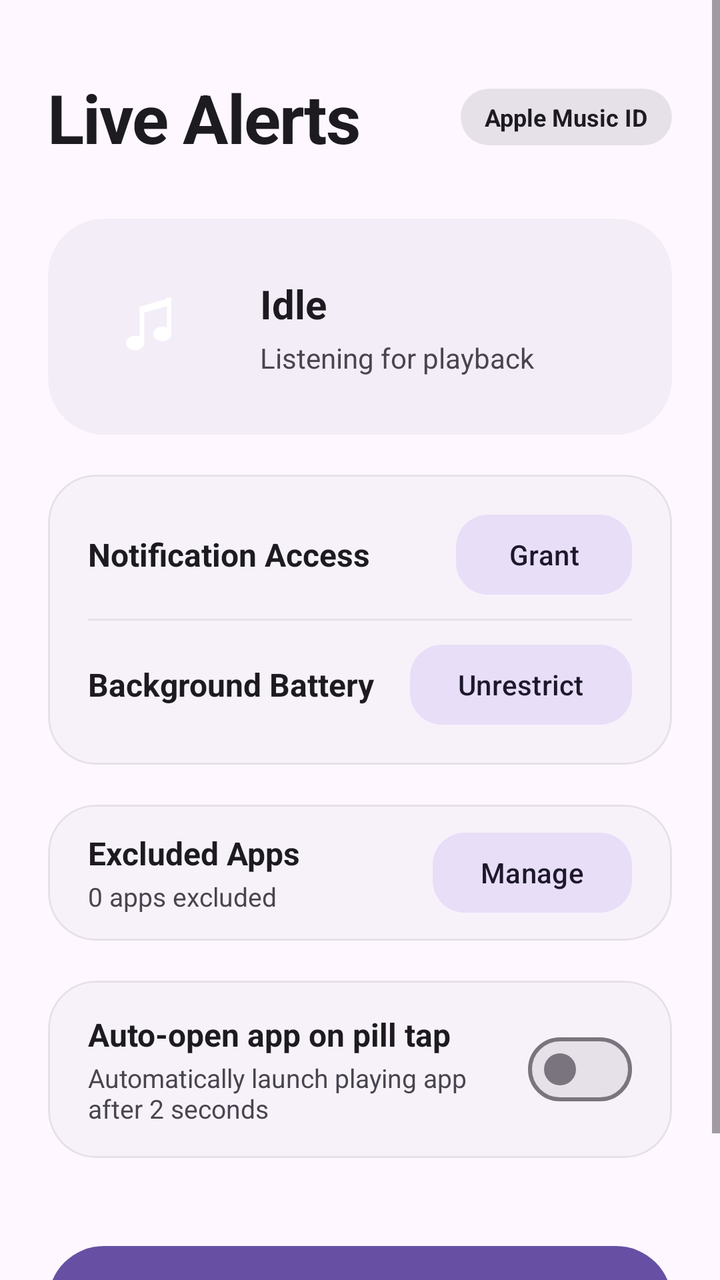
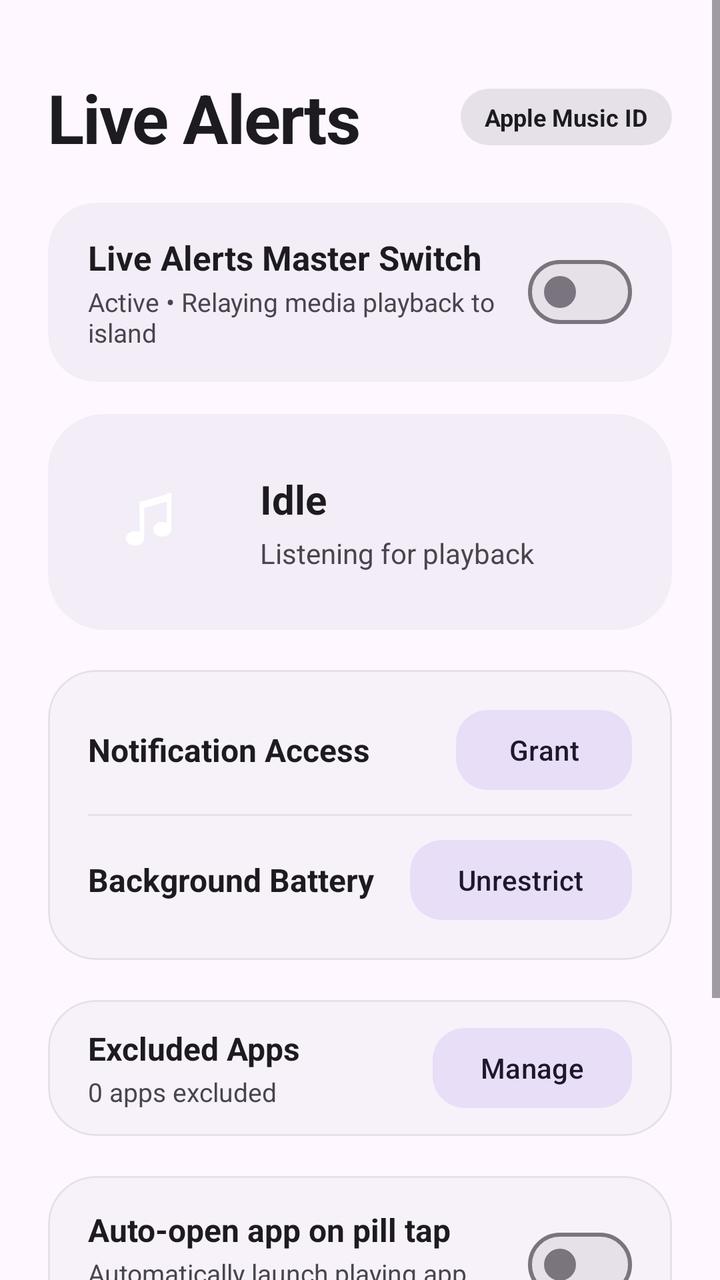

Two renders of the same Android screen: before a commit and after it. Below are the layout's source before the change and the commit's diff.
<!-- AndroidManifest.xml: activity theme Theme.LiveAlertsBridge -->
<!-- res/layout/activity_main.xml -->
<?xml version="1.0" encoding="utf-8"?>
<ScrollView xmlns:android="http://schemas.android.com/apk/res/android"
    xmlns:app="http://schemas.android.com/apk/res-auto"
    android:layout_width="match_parent"
    android:layout_height="match_parent"
    android:background="?attr/colorSurface"
    android:fillViewport="true">

    <LinearLayout
        android:layout_width="match_parent"
        android:layout_height="wrap_content"
        android:orientation="vertical"
        android:paddingHorizontal="24dp"
        android:paddingTop="36dp"
        android:paddingBottom="24dp">

        
        <LinearLayout
            android:layout_width="match_parent"
            android:layout_height="wrap_content"
            android:gravity="center_vertical"
            android:orientation="horizontal">

            <TextView
                android:layout_width="0dp"
                android:layout_height="wrap_content"
                android:layout_weight="1"
                android:letterSpacing="-0.02"
                android:text="@string/title_live_alerts"
                android:textColor="?attr/colorOnSurface"
                android:textSize="34sp"
                android:textStyle="bold" />

            <com.google.android.material.card.MaterialCardView
                android:layout_width="wrap_content"
                android:layout_height="wrap_content"
                app:cardBackgroundColor="?attr/colorSurfaceContainerHighest"
                app:cardCornerRadius="14dp"
                app:strokeWidth="0dp">

                <TextView
                    android:id="@+id/tvIdentityChip"
                    android:layout_width="wrap_content"
                    android:layout_height="wrap_content"
                    android:paddingHorizontal="12dp"
                    android:paddingVertical="6dp"
                    android:text="Apple Music ID"
                    android:textColor="?attr/colorOnSurface"
                    android:textSize="12sp"
                    android:textStyle="bold" />
            </com.google.android.material.card.MaterialCardView>
        </LinearLayout>

        
        <com.google.android.material.card.MaterialCardView
            android:id="@+id/cardNowPlaying"
            android:layout_width="match_parent"
            android:layout_height="wrap_content"
            android:layout_marginTop="28dp"
            android:clickable="true"
            android:focusable="true"
            app:cardBackgroundColor="?attr/colorSurfaceContainer"
            app:cardCornerRadius="28dp"
            app:cardElevation="0dp"
            app:strokeWidth="0dp">

            <LinearLayout
                android:layout_width="match_parent"
                android:layout_height="wrap_content"
                android:gravity="center_vertical"
                android:orientation="horizontal"
                android:padding="20dp">

                <com.google.android.material.imageview.ShapeableImageView
                    android:id="@+id/ivAlbumArt"
                    android:layout_width="68dp"
                    android:layout_height="68dp"
                    android:scaleType="centerCrop"
                    android:src="@drawable/ic_launcher_foreground"
                    app:shapeAppearanceOverlay="@style/ShapeAppearance.Material3.Corner.Medium" />

                <LinearLayout
                    android:layout_width="0dp"
                    android:layout_height="wrap_content"
                    android:layout_marginStart="18dp"
                    android:layout_weight="1"
                    android:orientation="vertical">

                    <TextView
                        android:id="@+id/tvTrackTitle"
                        android:layout_width="wrap_content"
                        android:layout_height="wrap_content"
                        android:ellipsize="end"
                        android:maxLines="1"
                        android:text="@string/status_idle"
                        android:textColor="?attr/colorOnSurface"
                        android:textSize="20sp"
                        android:textStyle="bold" />

                    <TextView
                        android:id="@+id/tvTrackArtist"
                        android:layout_width="wrap_content"
                        android:layout_height="wrap_content"
                        android:layout_marginTop="4dp"
                        android:ellipsize="end"
                        android:maxLines="1"
                        android:text="@string/status_listening"
                        android:textColor="?attr/colorOnSurfaceVariant"
                        android:textSize="14sp" />
                </LinearLayout>

            </LinearLayout>
        </com.google.android.material.card.MaterialCardView>

        
        <com.google.android.material.card.MaterialCardView
            android:layout_width="match_parent"
            android:layout_height="wrap_content"
            android:layout_marginTop="20dp"
            app:cardBackgroundColor="?attr/colorSurfaceContainerLow"
            app:cardCornerRadius="24dp"
            app:cardElevation="0dp"
            app:strokeColor="?attr/colorSurfaceContainerHighest"
            app:strokeWidth="1dp">

            <LinearLayout
                android:layout_width="match_parent"
                android:layout_height="wrap_content"
                android:orientation="vertical"
                android:paddingHorizontal="20dp"
                android:paddingVertical="8dp">

                
                <LinearLayout
                    android:layout_width="match_parent"
                    android:layout_height="64dp"
                    android:gravity="center_vertical"
                    android:orientation="horizontal">

                    <TextView
                        android:layout_width="0dp"
                        android:layout_height="wrap_content"
                        android:layout_weight="1"
                        android:text="@string/perm_notifications"
                        android:textColor="?attr/colorOnSurface"
                        android:textSize="16sp"
                        android:textStyle="bold" />

                    <com.google.android.material.button.MaterialButton
                        android:id="@+id/btnNotificationAccess"
                        style="@style/Widget.Material3.Button.TonalButton"
                        android:layout_width="wrap_content"
                        android:layout_height="wrap_content"
                        android:text="@string/action_grant"
                        app:cornerRadius="16dp" />

                    <LinearLayout
                        android:id="@+id/badgeNotificationActive"
                        android:layout_width="wrap_content"
                        android:layout_height="32dp"
                        android:background="@drawable/bg_status_badge_active"
                        android:gravity="center_vertical"
                        android:orientation="horizontal"
                        android:visibility="gone">

                        <ImageView
                            android:layout_width="16dp"
                            android:layout_height="16dp"
                            android:src="@drawable/ic_check"
                            android:contentDescription="@null" />

                        <TextView
                            android:layout_width="wrap_content"
                            android:layout_height="wrap_content"
                            android:layout_marginStart="6dp"
                            android:text="@string/state_active"
                            android:textColor="@color/status_active"
                            android:textSize="13sp"
                            android:textStyle="bold" />
                    </LinearLayout>
                </LinearLayout>

                <View
                    android:layout_width="match_parent"
                    android:layout_height="1dp"
                    android:background="?attr/colorSurfaceContainerHighest" />

                
                <LinearLayout
                    android:layout_width="match_parent"
                    android:layout_height="64dp"
                    android:gravity="center_vertical"
                    android:orientation="horizontal">

                    <TextView
                        android:layout_width="0dp"
                        android:layout_height="wrap_content"
                        android:layout_weight="1"
                        android:text="@string/perm_battery"
                        android:textColor="?attr/colorOnSurface"
                        android:textSize="16sp"
                        android:textStyle="bold" />

                    <com.google.android.material.button.MaterialButton
                        android:id="@+id/btnBatteryOptimization"
                        style="@style/Widget.Material3.Button.TonalButton"
                        android:layout_width="wrap_content"
                        android:layout_height="wrap_content"
                        android:text="@string/action_unrestrict"
                        app:cornerRadius="16dp" />

                    <LinearLayout
                        android:id="@+id/badgeBatteryActive"
                        android:layout_width="wrap_content"
                        android:layout_height="32dp"
                        android:background="@drawable/bg_status_badge_active"
                        android:gravity="center_vertical"
                        android:orientation="horizontal"
                        android:visibility="gone">

                        <ImageView
                            android:layout_width="16dp"
                            android:layout_height="16dp"
                            android:src="@drawable/ic_check"
                            android:contentDescription="@null" />

                        <TextView
                            android:layout_width="wrap_content"
                            android:layout_height="wrap_content"
                            android:layout_marginStart="6dp"
                            android:text="@string/state_active"
                            android:textColor="@color/status_active"
                            android:textSize="13sp"
                            android:textStyle="bold" />
                    </LinearLayout>
                </LinearLayout>

            </LinearLayout>
        </com.google.android.material.card.MaterialCardView>

        
        <com.google.android.material.card.MaterialCardView
            android:layout_width="match_parent"
            android:layout_height="wrap_content"
            android:layout_marginTop="20dp"
            app:cardBackgroundColor="?attr/colorSurfaceContainerLow"
            app:cardCornerRadius="24dp"
            app:cardElevation="0dp"
            app:strokeColor="?attr/colorSurfaceContainerHighest"
            app:strokeWidth="1dp">

            <LinearLayout
                android:layout_width="match_parent"
                android:layout_height="68dp"
                android:gravity="center_vertical"
                android:orientation="horizontal"
                android:paddingHorizontal="20dp">

                <LinearLayout
                    android:layout_width="0dp"
                    android:layout_height="wrap_content"
                    android:layout_weight="1"
                    android:orientation="vertical">

                    <TextView
                        android:layout_width="wrap_content"
                        android:layout_height="wrap_content"
                        android:text="@string/blacklist_title"
                        android:textColor="?attr/colorOnSurface"
                        android:textSize="16sp"
                        android:textStyle="bold" />

                    <TextView
                        android:id="@+id/tvBlacklistCount"
                        android:layout_width="wrap_content"
                        android:layout_height="wrap_content"
                        android:layout_marginTop="2dp"
                        android:text="0 apps excluded"
                        android:textColor="?attr/colorOnSurfaceVariant"
                        android:textSize="13sp" />
                </LinearLayout>

                <com.google.android.material.button.MaterialButton
                    android:id="@+id/btnManageBlacklist"
                    style="@style/Widget.Material3.Button.TonalButton"
                    android:layout_width="wrap_content"
                    android:layout_height="wrap_content"
                    android:text="@string/blacklist_manage"
                    app:cornerRadius="16dp" />
            </LinearLayout>
        </com.google.android.material.card.MaterialCardView>

        
        <com.google.android.material.card.MaterialCardView
            android:layout_width="match_parent"
            android:layout_height="wrap_content"
            android:layout_marginTop="20dp"
            app:cardBackgroundColor="?attr/colorSurfaceContainerLow"
            app:cardCornerRadius="24dp"
            app:cardElevation="0dp"
            app:strokeColor="?attr/colorSurfaceContainerHighest"
            app:strokeWidth="1dp">

            <LinearLayout
                android:layout_width="match_parent"
                android:layout_height="wrap_content"
                android:orientation="vertical"
                android:paddingHorizontal="20dp"
                android:paddingVertical="16dp">

                <LinearLayout
                    android:layout_width="match_parent"
                    android:layout_height="wrap_content"
                    android:gravity="center_vertical"
                    android:orientation="horizontal">

                    <LinearLayout
                        android:layout_width="0dp"
                        android:layout_height="wrap_content"
                        android:layout_weight="1"
                        android:orientation="vertical">

                        <TextView
                            android:layout_width="wrap_content"
                            android:layout_height="wrap_content"
                            android:text="@string/auto_open_setting_title"
                            android:textColor="?attr/colorOnSurface"
                            android:textSize="16sp"
                            android:textStyle="bold" />

                        <TextView
                            android:id="@+id/tvAutoOpenDesc"
                            android:layout_width="wrap_content"
                            android:layout_height="wrap_content"
                            android:layout_marginTop="2dp"
                            android:text="@string/auto_open_setting_desc"
                            android:textColor="?attr/colorOnSurfaceVariant"
                            android:textSize="13sp" />
                    </LinearLayout>

                    <com.google.android.material.materialswitch.MaterialSwitch
                        android:id="@+id/switchAutoOpen"
                        android:layout_width="wrap_content"
                        android:layout_height="wrap_content" />
                </LinearLayout>

                
                <LinearLayout
                    android:id="@+id/layoutAutoOpenDelay"
                    android:layout_width="match_parent"
                    android:layout_height="wrap_content"
                    android:layout_marginTop="14dp"
                    android:orientation="vertical"
                    android:visibility="gone">

                    <View
                        android:layout_width="match_parent"
                        android:layout_height="1dp"
                        android:layout_marginBottom="12dp"
                        android:background="?attr/colorSurfaceContainerHighest" />

                    <TextView
                        android:layout_width="wrap_content"
                        android:layout_height="wrap_content"
                        android:text="Redirect Countdown Delay"
                        android:textColor="?attr/colorOnSurface"
                        android:textSize="14sp"
                        android:textStyle="bold" />

                    <com.google.android.material.button.MaterialButtonToggleGroup
                        android:id="@+id/toggleDelayGroup"
                        android:layout_width="match_parent"
                        android:layout_height="wrap_content"
                        android:layout_marginTop="8dp"
                        app:singleSelection="true"
                        app:selectionRequired="true">

                        <com.google.android.material.button.MaterialButton
                            android:id="@+id/btnDelay1s"
                            style="@style/Widget.Material3.Button.OutlinedButton"
                            android:layout_width="0dp"
                            android:layout_height="wrap_content"
                            android:layout_weight="1"
                            android:text="1s"
                            android:textSize="13sp" />

                        <com.google.android.material.button.MaterialButton
                            android:id="@+id/btnDelay2s"
                            style="@style/Widget.Material3.Button.OutlinedButton"
                            android:layout_width="0dp"
                            android:layout_height="wrap_content"
                            android:layout_weight="1"
                            android:text="2s"
                            android:textSize="13sp" />

                        <com.google.android.material.button.MaterialButton
                            android:id="@+id/btnDelay3s"
                            style="@style/Widget.Material3.Button.OutlinedButton"
                            android:layout_width="0dp"
                            android:layout_height="wrap_content"
                            android:layout_weight="1"
                            android:text="3s"
                            android:textSize="13sp" />

                        <com.google.android.material.button.MaterialButton
                            android:id="@+id/btnDelay5s"
                            style="@style/Widget.Material3.Button.OutlinedButton"
                            android:layout_width="0dp"
                            android:layout_height="wrap_content"
                            android:layout_weight="1"
                            android:text="5s"
                            android:textSize="13sp" />
                    </com.google.android.material.button.MaterialButtonToggleGroup>
                </LinearLayout>

            </LinearLayout>
        </com.google.android.material.card.MaterialCardView>

        
        <View
            android:layout_width="match_parent"
            android:layout_height="0dp"
            android:layout_weight="1"
            android:minHeight="40dp" />

        
        <com.google.android.material.button.MaterialButton
            android:id="@+id/btnTestCapsule"
            android:layout_width="match_parent"
            android:layout_height="64dp"
            android:layout_marginBottom="16dp"
            android:text="@string/action_test_capsule"
            android:textSize="17sp"
            android:textStyle="bold"
            app:cornerRadius="32dp" />

    </LinearLayout>
</ScrollView>
<!-- resources referenced by this layout -->
<resources>
  <color name="status_active">#1E8E3E</color>
  <!-- drawable bg_status_badge_active (drawable) -->
  <?xml version="1.0" encoding="utf-8"?>
  <shape xmlns:android="http://schemas.android.com/apk/res/android"
      android:shape="rectangle">
      <corners android:radius="16dp" />
      <solid android:color="@color/status_active_container" />
      <padding
          android:left="12dp"
          android:top="6dp"
          android:right="14dp"
          android:bottom="6dp" />
  </shape>
  <!-- drawable ic_check (drawable) -->
  <vector xmlns:android="http://schemas.android.com/apk/res/android"
      android:width="20dp"
      android:height="20dp"
      android:viewportWidth="24"
      android:viewportHeight="24">
      <path
          android:fillColor="#FF1E8E3E"
          android:pathData="M9,16.17L4.83,12l-1.42,1.41L9,19 21,7l-1.41,-1.41z"/>
  </vector>
  <!-- drawable ic_launcher_foreground (drawable) -->
  <?xml version="1.0" encoding="utf-8"?>
  <vector xmlns:android="http://schemas.android.com/apk/res/android"
      android:width="108dp"
      android:height="108dp"
      android:viewportWidth="108"
      android:viewportHeight="108">
      
      <group
          android:translateX="18"
          android:translateY="18"
          android:scaleX="0.72"
          android:scaleY="0.72">
          
          <path
              android:fillColor="#FFFFFF"
              android:pathData="M37,68 C37,72.4 32.5,76 27,76 C21.5,76 17,72.4 17,68 C17,63.6 21.5,60 27,60 C32.5,60 37,63.6 37,68 Z" />
          
          <path
              android:fillColor="#FFFFFF"
              android:pathData="M67,58 C67,62.4 62.5,66 57,66 C51.5,66 47,62.4 47,58 C47,53.6 51.5,50 57,50 C62.5,50 67,53.6 67,58 Z" />
          
          <path
              android:fillColor="#FFFFFF"
              android:pathData="M32,28 L37,28 L37,68 L32,68 Z" />
          
          <path
              android:fillColor="#FFFFFF"
              android:pathData="M62,18 L67,18 L67,58 L62,58 Z" />
          
          <path
              android:fillColor="#FFFFFF"
              android:pathData="M32,28 L67,18 L67,26 L32,36 Z" />
      </group>
  </vector>
  <string name="action_grant">Grant</string>
  <string name="action_test_capsule">Test Capsule</string>
  <string name="action_unrestrict">Unrestrict</string>
  <string name="auto_open_setting_desc">Automatically launch playing app after 2 seconds</string>
  <string name="auto_open_setting_title">Auto-open app on pill tap</string>
  <string name="blacklist_manage">Manage</string>
  <string name="blacklist_title">Excluded Apps</string>
  <string name="perm_battery">Background Battery</string>
  <string name="perm_notifications">Notification Access</string>
  <string name="state_active">Active</string>
  <string name="status_idle">Idle</string>
  <string name="status_listening">Listening for playback</string>
  <string name="title_live_alerts">Live Alerts</string>
  <style name="Theme.LiveAlertsBridge" parent="Theme.Material3.DayNight.NoActionBar">
          
          <item name="android:statusBarColor">@android:color/transparent</item>
          <item name="android:navigationBarColor">@android:color/transparent</item>
          <item name="android:enforceNavigationBarContrast" tools:targetApi="q">false</item>
          <item name="android:enforceStatusBarContrast" tools:targetApi="q">false</item>
      </style>
  <color name="status_active_container">#CEEAD6</color>
</resources>

<!-- the commit's change to res/layout/activity_main.xml (unified diff, before → after) -->
@@ -53,10 +53,60 @@
 
         
         <com.google.android.material.card.MaterialCardView
+            android:id="@+id/cardMasterSwitch"
+            android:layout_width="match_parent"
+            android:layout_height="wrap_content"
+            android:layout_marginTop="20dp"
+            app:cardBackgroundColor="?attr/colorSurfaceContainer"
+            app:cardCornerRadius="24dp"
+            app:cardElevation="0dp"
+            app:strokeWidth="0dp">
+
+            <LinearLayout
+                android:layout_width="match_parent"
+                android:layout_height="wrap_content"
+                android:gravity="center_vertical"
+                android:orientation="horizontal"
+                android:paddingHorizontal="20dp"
+                android:paddingVertical="16dp">
+
+                <LinearLayout
+                    android:layout_width="0dp"
+                    android:layout_height="wrap_content"
+                    android:layout_weight="1"
+                    android:orientation="vertical">
+
+                    <TextView
+                        android:layout_width="wrap_content"
+                        android:layout_height="wrap_content"
+                        android:text="Live Alerts Master Switch"
+                        android:textColor="?attr/colorOnSurface"
+                        android:textSize="17sp"
+                        android:textStyle="bold" />
+
+                    <TextView
+                        android:id="@+id/tvMasterStatusDesc"
+                        android:layout_width="wrap_content"
+                        android:layout_height="wrap_content"
+                        android:layout_marginTop="2dp"
+                        android:text="Active • Relaying media playback to island"
+                        android:textColor="?attr/colorOnSurfaceVariant"
+                        android:textSize="13sp" />
+                </LinearLayout>
+
+                <com.google.android.material.materialswitch.MaterialSwitch
+                    android:id="@+id/switchMaster"
+                    android:layout_width="wrap_content"
+                    android:layout_height="wrap_content" />
+            </LinearLayout>
+        </com.google.android.material.card.MaterialCardView>
+
+        
+        <com.google.android.material.card.MaterialCardView
             android:id="@+id/cardNowPlaying"
             android:layout_width="match_parent"
             android:layout_height="wrap_content"
-            android:layout_marginTop="28dp"
+            android:layout_marginTop="16dp"
             android:clickable="true"
             android:focusable="true"
             app:cardBackgroundColor="?attr/colorSurfaceContainer"
@@ -376,13 +426,32 @@
                         app:selectionRequired="true">
 
                         <com.google.android.material.button.MaterialButton
+                            android:id="@+id/btnDelay05s"
+                            style="@style/Widget.Material3.Button.OutlinedButton"
+                            android:layout_width="0dp"
+                            android:layout_height="wrap_content"
+                            android:layout_weight="1"
+                            android:insetLeft="0dp"
+                            android:insetRight="0dp"
+                            android:minWidth="0dp"
+                            android:paddingLeft="0dp"
+                            android:paddingRight="0dp"
+                            android:text="0.5s"
+                            android:textSize="12sp" />
+
+                        <com.google.android.material.button.MaterialButton
                             android:id="@+id/btnDelay1s"
                             style="@style/Widget.Material3.Button.OutlinedButton"
                             android:layout_width="0dp"
                             android:layout_height="wrap_content"
                             android:layout_weight="1"
+                            android:insetLeft="0dp"
+                            android:insetRight="0dp"
+                            android:minWidth="0dp"
+                            android:paddingLeft="0dp"
+                            android:paddingRight="0dp"
                             android:text="1s"
-                            android:textSize="13sp" />
+                            android:textSize="12sp" />
 
                         <com.google.android.material.button.MaterialButton
                             android:id="@+id/btnDelay2s"
@@ -390,8 +459,13 @@
                             android:layout_width="0dp"
                             android:layout_height="wrap_content"
                             android:layout_weight="1"
+                            android:insetLeft="0dp"
+                            android:insetRight="0dp"
+                            android:minWidth="0dp"
+                            android:paddingLeft="0dp"
+                            android:paddingRight="0dp"
                             android:text="2s"
-                            android:textSize="13sp" />
+                            android:textSize="12sp" />
 
                         <com.google.android.material.button.MaterialButton
                             android:id="@+id/btnDelay3s"
@@ -399,8 +473,13 @@
                             android:layout_width="0dp"
                             android:layout_height="wrap_content"
                             android:layout_weight="1"
+                            android:insetLeft="0dp"
+                            android:insetRight="0dp"
+                            android:minWidth="0dp"
+                            android:paddingLeft="0dp"
+                            android:paddingRight="0dp"
                             android:text="3s"
-                            android:textSize="13sp" />
+                            android:textSize="12sp" />
 
                         <com.google.android.material.button.MaterialButton
                             android:id="@+id/btnDelay5s"
@@ -408,8 +487,13 @@
                             android:layout_width="0dp"
                             android:layout_height="wrap_content"
                             android:layout_weight="1"
+                            android:insetLeft="0dp"
+                            android:insetRight="0dp"
+                            android:minWidth="0dp"
+                            android:paddingLeft="0dp"
+                            android:paddingRight="0dp"
                             android:text="5s"
-                            android:textSize="13sp" />
+                            android:textSize="12sp" />
                     </com.google.android.material.button.MaterialButtonToggleGroup>
                 </LinearLayout>
 
